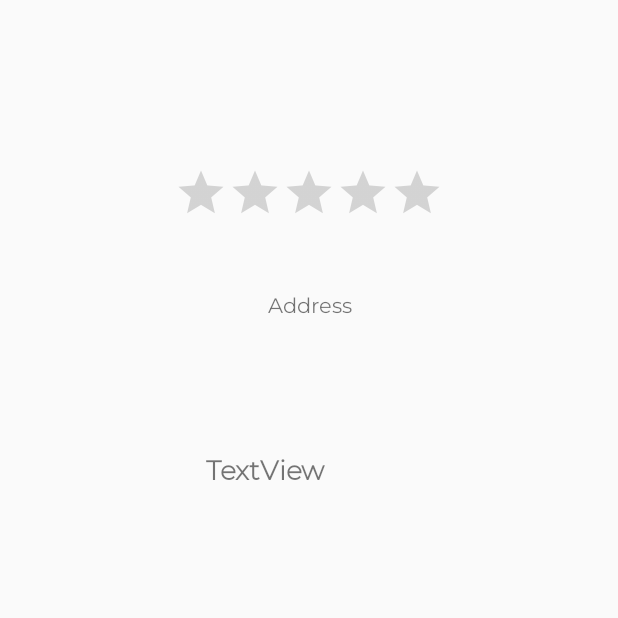
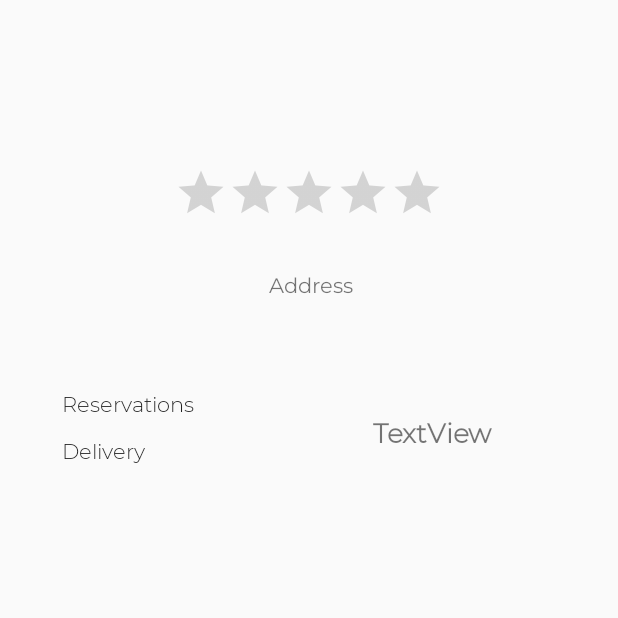
Before and after one commit to RandomAdventure/RandomAdv, an Android app: the ResultActivity screen opened directly, with no data from a screen before it, after a tap on "TextView", on a phone screen of 412 x 824 dp, the top half of it. Run offline under Robolectric (Android 15) with nearby library versions, the phone set to English and light mode, and no system bars; 1 statement that could not run was skipped.

Commit message:
added to result layout

```diff
--- a/app/src/main/java/com/example/suhirtha/randomadventure/ResultActivity.java
+++ b/app/src/main/java/com/example/suhirtha/randomadventure/ResultActivity.java
@@ -16,6 +16,7 @@ import android.support.v7.app.AlertDialog;
 import android.support.v7.app.AppCompatActivity;
 import android.util.Log;
 import android.view.View;
+import android.widget.CheckedTextView;
 import android.widget.RatingBar;
 import android.widget.TextView;
 import android.widget.Toast;
@@ -33,6 +34,8 @@ public class ResultActivity extends AppCompatActivity {
     private RatingBar mRating;
     private TextView mAddress;
     private TextView mPhoneNumber;
+    private CheckedTextView mDelivery;
+    private CheckedTextView mReservation;
     private YelpClient client;
     private String phoneNumber;
     private JSONObject restuarant;
@@ -45,20 +48,10 @@ public class ResultActivity extends AppCompatActivity {
         mAddress = (TextView) findViewById(R.id.rsaAddress);
         mRating = (RatingBar) findViewById(R.id.rsaRating);
         mPhoneNumber = (TextView) findViewById(R.id.rsaPhoneNumber);
-        mPhoneNumber.setOnClickListener(new View.OnClickListener() {
-            @Override
-            public void onClick(View view) {
-                Intent callIntent = new Intent(Intent.ACTION_CALL);
-                if (phoneNumber.length()>11) {
-                    callIntent.setData(Uri.parse("tel:" + phoneNumber.substring(1, 4) + phoneNumber.substring(6, 10) + phoneNumber.substring(11, phoneNumber.length())));
-                }
-                if (ActivityCompat.checkSelfPermission(view.getContext(), Manifest.permission.CALL_PHONE) != PackageManager.PERMISSION_GRANTED) {
-                    ActivityCompat.requestPermissions(ResultActivity.this, new String[]{Manifest.permission.ACCESS_FINE_LOCATION}, 1);
-                    return;
-                }
-                startActivity(callIntent);
-            }
-        });
+        mReservation = (CheckedTextView) findViewById(R.id.rsaReservation);
+        mDelivery = (CheckedTextView) findViewById(R.id.rsaDelivery);
+
+
 
         client = new YelpClient();
         try {
@@ -79,11 +72,25 @@ public class ResultActivity extends AppCompatActivity {
             mAddress.setText(address);
             phoneNumber = restuarant.getString("display_phone");
             mPhoneNumber.setText(phoneNumber);
+            String[] transactions = (String[]) restuarant.get("transactions");
         } catch (JSONException e) {
             e.printStackTrace();
         }
     }
 
+    public void callRestuarant(View view){
+        Toast.makeText(view.getContext(), "clicked", Toast.LENGTH_SHORT);
+        Intent callIntent = new Intent(Intent.ACTION_CALL);
+        if (phoneNumber.length()>11) {
+            callIntent.setData(Uri.parse("tel:" + phoneNumber.substring(1, 4) + phoneNumber.substring(6, 9) + phoneNumber.substring(10, phoneNumber.length())));
+        }
+        if (ActivityCompat.checkSelfPermission(view.getContext(), Manifest.permission.CALL_PHONE) != PackageManager.PERMISSION_GRANTED) {
+            ActivityCompat.requestPermissions(ResultActivity.this, new String[]{Manifest.permission.CALL_PHONE}, 1);
+            return;
+        }
+        startActivity(callIntent);
+    }
+
 
 
 }
--- a/app/src/main/res/layout/activity_result.xml
+++ b/app/src/main/res/layout/activity_result.xml
@@ -43,7 +43,7 @@
     <TextView
         android:id="@+id/rsaAddress"
         android:layout_width="307dp"
-        android:layout_height="58dp"
+        android:layout_height="48dp"
         android:layout_marginBottom="8dp"
         android:layout_marginEnd="8dp"
         android:layout_marginStart="8dp"
@@ -53,27 +53,67 @@
         android:textAlignment="center"
         app:layout_constraintBottom_toBottomOf="parent"
         app:layout_constraintEnd_toEndOf="parent"
-        app:layout_constraintHorizontal_bias="0.502"
+        app:layout_constraintHorizontal_bias="0.508"
         app:layout_constraintStart_toStartOf="parent"
         app:layout_constraintTop_toTopOf="parent"
-        app:layout_constraintVertical_bias="0.249" />
+        app:layout_constraintVertical_bias="0.228" />
 
     <TextView
         android:id="@+id/rsaPhoneNumber"
-        android:layout_width="137dp"
-        android:layout_height="40dp"
+        android:layout_width="135dp"
+        android:layout_height="32dp"
         android:layout_marginBottom="8dp"
         android:layout_marginEnd="8dp"
         android:layout_marginStart="8dp"
         android:layout_marginTop="8dp"
         android:fontFamily="@font/montserrat_light"
+        android:lineSpacingExtra="12sp"
+        android:onClick="callRestuarant"
         android:text="TextView"
+        android:textAlignment="center"
         android:textSize="18sp"
         android:textStyle="bold"
         app:layout_constraintBottom_toBottomOf="parent"
         app:layout_constraintEnd_toEndOf="parent"
+        app:layout_constraintHorizontal_bias="0.815"
         app:layout_constraintStart_toStartOf="parent"
         app:layout_constraintTop_toTopOf="parent"
-        app:layout_constraintVertical_bias="0.382" />
+        app:layout_constraintVertical_bias="0.346" />
+
+    <CheckedTextView
+        android:id="@+id/rsaReservation"
+        android:layout_width="133dp"
+        android:layout_height="21dp"
+        android:layout_marginBottom="8dp"
+        android:layout_marginEnd="8dp"
+        android:layout_marginStart="8dp"
+        android:layout_marginTop="8dp"
+        android:fontFamily="@font/montserrat_light"
+        android:text="Reservations"
+        app:layout_constraintBottom_toBottomOf="parent"
+        app:layout_constraintEnd_toEndOf="parent"
+        app:layout_constraintHorizontal_bias="0.127"
+        app:layout_constraintStart_toStartOf="parent"
+        app:layout_constraintTop_toTopOf="parent"
+        app:layout_constraintVertical_bias="0.32" />
+
+    <CheckedTextView
+        android:id="@+id/rsaDelivery"
+        android:layout_width="133dp"
+        android:layout_height="21dp"
+        android:layout_marginBottom="8dp"
+        android:layout_marginEnd="8dp"
+        android:layout_marginStart="8dp"
+        android:layout_marginTop="8dp"
+        android:fontFamily="@font/montserrat_light"
+        android:text="Delivery"
+        app:layout_constraintBottom_toBottomOf="parent"
+        app:layout_constraintEnd_toEndOf="parent"
+        app:layout_constraintHorizontal_bias="0.127"
+        app:layout_constraintStart_toStartOf="parent"
+        app:layout_constraintTop_toTopOf="parent"
+        app:layout_constraintVertical_bias="0.36" />
+
+
 
 </android.support.constraint.ConstraintLayout>
```
